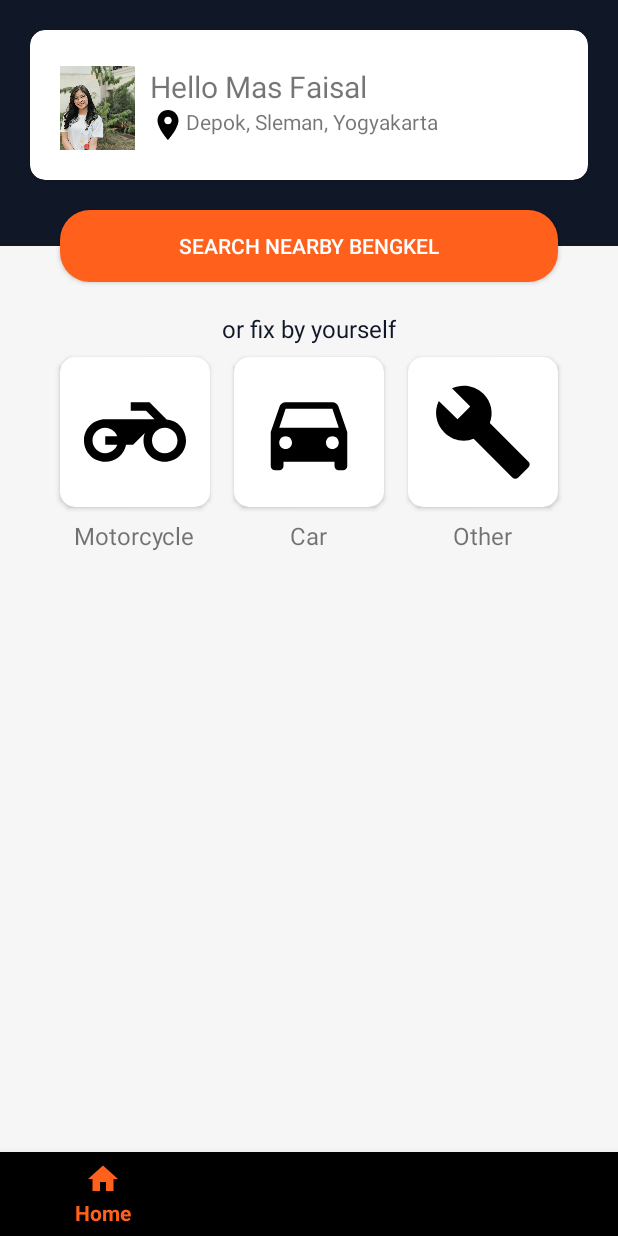
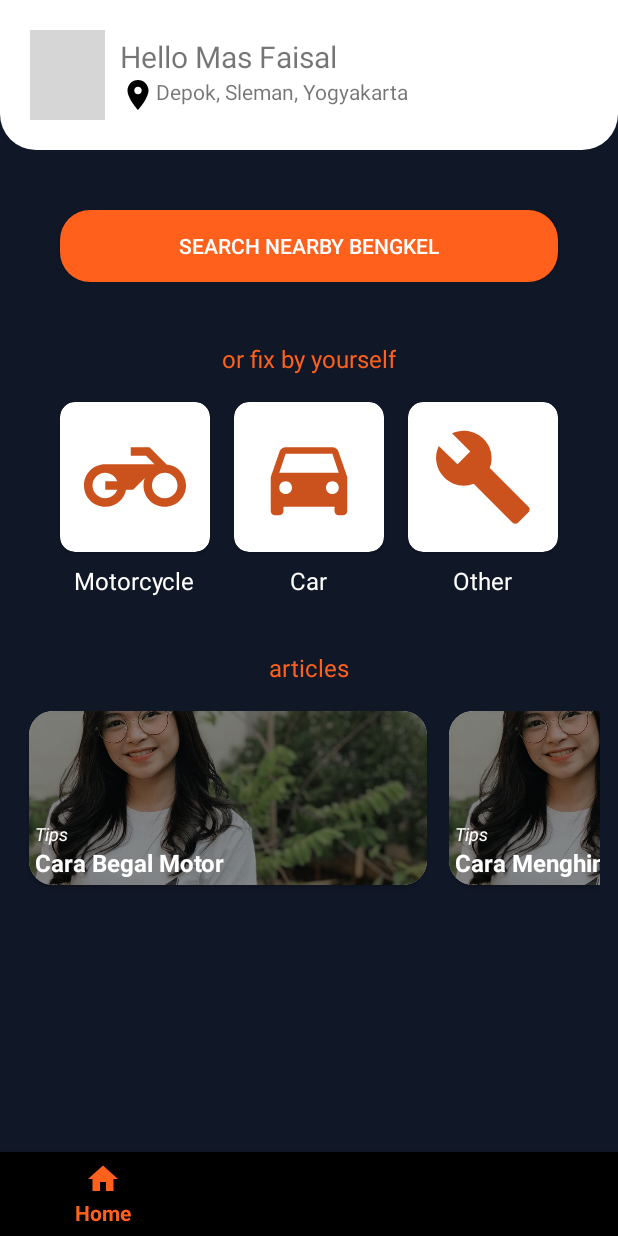
Before and after one commit to Aditrhn/Bengkelin, an Android app: the screen it shows after launch (MainActivity), on a phone screen of 412 x 824 dp. Run offline under Robolectric (Android 15) with nearby library versions, the light colour scheme and no system bars; our stand-ins replace navigation-ui; pictures from the network do not load; grey boxes are pictures that could not be loaded.

Commit message:
rename project name to bengkelin

```diff
--- a/app/build.gradle
+++ b/app/build.gradle
@@ -10,7 +10,7 @@ android {
     compileSdkVersion 29
     buildToolsVersion "29.0.1"
     defaultConfig {
-        applicationId "com.bklndev.bengkelin_prototype2"
+        applicationId "com.bklndev.bengkelin"
         minSdkVersion 19
         targetSdkVersion 29
         versionCode 1
--- a/app/src/main/AndroidManifest.xml
+++ b/app/src/main/AndroidManifest.xml
@@ -1,6 +1,6 @@
 <?xml version="1.0" encoding="utf-8"?>
 <manifest xmlns:android="http://schemas.android.com/apk/res/android"
-    package="com.bklndev.bengkelin_prototype2">
+    package="com.bklndev.bengkelin">
 
     <uses-permission android:name="android.permission.INTERNET"/>
     <uses-permission android:name="android.permission.READ_EXTERNAL_STORAGE"/>
@@ -13,7 +13,7 @@
         android:supportsRtl="true"
         android:theme="@style/AppTheme">
         <activity
-            android:name=".MainActivity"
+            android:name="com.bklndev.bengkelin.MainActivity"
             android:label="@string/app_name">
             <intent-filter>
                 <action android:name="android.intent.action.MAIN" />
--- a/app/src/main/java/com/bklndev/bengkelin_prototype2/GlideModule.kt
+++ b/app/src/main/java/com/bklndev/bengkelin/GlideModule.kt
@@ -1,4 +1,4 @@
-package com.bklndev.bengkelin_prototype2
+package com.bklndev.bengkelin
 
 import com.bumptech.glide.module.AppGlideModule
 
--- /dev/null
+++ b/app/src/main/java/com/bklndev/bengkelin/RecyclerArticleAdapter.kt
@@ -0,0 +1,26 @@
+package com.bklndev.bengkelin
+
+import android.view.LayoutInflater
+import android.view.View
+import android.view.ViewGroup
+import androidx.recyclerview.widget.RecyclerView
+import kotlinx.android.synthetic.main.articles_item.view.*
+
+class RecyclerArticleAdapter(private val title: Array<String>, private val section: Array<String>)
+    : RecyclerView.Adapter<RecyclerArticleAdapter.MyViewHolder>() {
+
+    class MyViewHolder(itemView: View) : RecyclerView.ViewHolder(itemView)
+
+    override fun onCreateViewHolder(parent: ViewGroup, viewType: Int): MyViewHolder {
+        val view = LayoutInflater.from(parent.context)
+            .inflate(R.layout.articles_item,parent,false) as View
+        return MyViewHolder(view)
+    }
+
+    override fun onBindViewHolder(holder: MyViewHolder, position: Int) {
+        holder.itemView.tv_article_title.text = title[position]
+        holder.itemView.tv_article_section.text = section[position]
+    }
+
+    override fun getItemCount() = title.size
+}
--- a/app/src/main/java/com/bklndev/bengkelin_prototype2/fragment/HomeFragment.kt
+++ b/app/src/main/java/com/bklndev/bengkelin/fragment/AccountFragment.kt
@@ -1,4 +1,4 @@
-package com.bklndev.bengkelin_prototype2.fragment
+package com.bklndev.bengkelin.fragment
 
 
 import android.os.Bundle
@@ -7,21 +7,20 @@ import android.view.LayoutInflater
 import android.view.View
 import android.view.ViewGroup
 
-import com.bklndev.bengkelin_prototype2.R
-import com.bumptech.glide.Glide
-import kotlinx.android.synthetic.main.fragment_home.*
+import com.bklndev.bengkelin.R
 
 /**
  * A simple [Fragment] subclass.
  */
-class HomeFragment : Fragment() {
+class AccountFragment : Fragment() {
 
     override fun onCreateView(
         inflater: LayoutInflater, container: ViewGroup?,
         savedInstanceState: Bundle?
     ): View? {
         // Inflate the layout for this fragment
-//        Glide.with(this).load("http://via.placeholder.com/300.png").into(iv_hello)
-        return inflater.inflate(R.layout.fragment_home, container, false)
+        return inflater.inflate(R.layout.fragment_account, container, false)
     }
+
+
 }
--- a/app/src/main/java/com/bklndev/bengkelin_prototype2/fragment/AccountFragment.kt
+++ b/app/src/main/java/com/bklndev/bengkelin/fragment/ChatFragment.kt
@@ -1,4 +1,4 @@
-package com.bklndev.bengkelin_prototype2.fragment
+package com.bklndev.bengkelin.fragment
 
 
 import android.os.Bundle
@@ -7,19 +7,19 @@ import android.view.LayoutInflater
 import android.view.View
 import android.view.ViewGroup
 
-import com.bklndev.bengkelin_prototype2.R
+import com.bklndev.bengkelin.R
 
 /**
  * A simple [Fragment] subclass.
  */
-class AccountFragment : Fragment() {
+class ChatFragment : Fragment() {
 
     override fun onCreateView(
         inflater: LayoutInflater, container: ViewGroup?,
         savedInstanceState: Bundle?
     ): View? {
         // Inflate the layout for this fragment
-        return inflater.inflate(R.layout.fragment_account, container, false)
+        return inflater.inflate(R.layout.fragment_chat, container, false)
     }
 
 
--- /dev/null
+++ b/app/src/main/java/com/bklndev/bengkelin/fragment/HomeFragment.kt
@@ -0,0 +1,46 @@
+package com.bklndev.bengkelin.fragment
+
+import android.os.Bundle
+import androidx.fragment.app.Fragment
+import android.view.LayoutInflater
+import android.view.View
+import android.view.ViewGroup
+import androidx.recyclerview.widget.GridLayoutManager
+import androidx.recyclerview.widget.LinearLayoutManager
+
+import com.bklndev.bengkelin.R
+import com.bklndev.bengkelin.RecyclerArticleAdapter
+import com.bumptech.glide.Glide
+import com.bumptech.glide.request.RequestOptions
+import kotlinx.android.synthetic.main.fragment_home.*
+
+/**
+ * A simple [Fragment] subclass.
+ */
+class HomeFragment : Fragment() {
+    val title = arrayOf("Cara Begal Motor","Cara Menghindari Cegatan", "Cheat Anti Polisi Terbaru","Cara Memilih Tromol")
+    val section = arrayOf("Tips", "Tips", "News", "Tips")
+
+    override fun onCreateView(
+        inflater: LayoutInflater, container: ViewGroup?,
+        savedInstanceState: Bundle?
+    ): View? {
+        // Inflate the layout for this fragment
+        return inflater.inflate(R.layout.fragment_home, container, false)
+    }
+
+    override fun onViewCreated(view: View, savedInstanceState: Bundle?) {
+        super.onViewCreated(view, savedInstanceState)
+        glideLoad(view)
+
+        rv_article.layoutManager = LinearLayoutManager(context,LinearLayoutManager.HORIZONTAL,false)
+        rv_article.adapter = RecyclerArticleAdapter(title,section)
+    }
+
+    private fun glideLoad(view: View){
+        Glide.with(view)
+            .load("https://github.com/Makrovic/Bengkelin_Prototype2/raw/master/amel2.jpg")
+            .apply(RequestOptions.circleCropTransform())
+            .into(iv_hello)
+    }
+}
--- a/app/src/main/java/com/bklndev/bengkelin_prototype2/fragment/ChatFragment.kt
+++ /dev/null
@@ -1,26 +0,0 @@
-package com.bklndev.bengkelin_prototype2.fragment
-
-
-import android.os.Bundle
-import androidx.fragment.app.Fragment
-import android.view.LayoutInflater
-import android.view.View
-import android.view.ViewGroup
-
-import com.bklndev.bengkelin_prototype2.R
-
-/**
- * A simple [Fragment] subclass.
- */
-class ChatFragment : Fragment() {
-
-    override fun onCreateView(
-        inflater: LayoutInflater, container: ViewGroup?,
-        savedInstanceState: Bundle?
-    ): View? {
-        // Inflate the layout for this fragment
-        return inflater.inflate(R.layout.fragment_chat, container, false)
-    }
-
-
-}
--- /dev/null
+++ b/app/src/main/res/drawable/rounded_style_white.xml
@@ -0,0 +1,6 @@
+<?xml version="1.0" encoding="utf-8"?>
+<shape xmlns:android="http://schemas.android.com/apk/res/android"
+    android:shape="rectangle">
+    <solid android:color="#fff"/>
+    <corners android:bottomLeftRadius="24dp" android:bottomRightRadius="24dp"/>
+</shape>
--- /dev/null
+++ b/app/src/main/res/layout/articles_item.xml
@@ -0,0 +1,53 @@
+<?xml version="1.0" encoding="utf-8"?>
+<LinearLayout xmlns:android="http://schemas.android.com/apk/res/android"
+    xmlns:app="http://schemas.android.com/apk/res-auto"
+    android:layout_width="wrap_content"
+    android:layout_height="wrap_content"
+    android:background="@color/colorBackground">
+
+    <androidx.cardview.widget.CardView
+        android:layout_width="280dp"
+        android:layout_height="132dp"
+        app:cardCornerRadius="16dp"
+        app:cardUseCompatPadding="true">
+
+        <androidx.constraintlayout.widget.ConstraintLayout
+            android:layout_width="match_parent"
+            android:layout_height="match_parent">
+
+            <ImageView
+                android:id="@+id/iv_article"
+                android:layout_width="match_parent"
+                android:layout_height="match_parent"
+                android:scaleType="centerCrop"
+                android:src="@drawable/amel2"
+                android:tint="#6F000000" />
+
+            <LinearLayout
+                android:layout_width="match_parent"
+                android:layout_height="wrap_content"
+                android:layout_margin="4dp"
+                android:orientation="vertical"
+                app:layout_constraintBottom_toBottomOf="parent">
+
+                <TextView
+                    android:id="@+id/tv_article_section"
+                    android:layout_width="wrap_content"
+                    android:layout_height="wrap_content"
+                    android:text="Tips"
+                    android:textColor="#fff"
+                    android:textSize="12dp"
+                    android:textStyle="italic" />
+
+                <TextView
+                    android:id="@+id/tv_article_title"
+                    android:layout_width="wrap_content"
+                    android:layout_height="wrap_content"
+                    android:text="Cara Nyogok Polisi"
+                    android:textColor="#fff"
+                    android:textSize="16dp"
+                    android:textStyle="bold" />
+            </LinearLayout>
+        </androidx.constraintlayout.widget.ConstraintLayout>
+    </androidx.cardview.widget.CardView>
+</LinearLayout>
--- a/app/src/main/res/layout/fragment_home.xml
+++ b/app/src/main/res/layout/fragment_home.xml
@@ -4,18 +4,17 @@
     xmlns:tools="http://schemas.android.com/tools"
     android:layout_width="match_parent"
     android:layout_height="match_parent"
+    android:background="@color/colorBackground"
     android:orientation="vertical"
-    android:padding="20dp"
-    tools:context=".fragment.HomeFragment"
-    android:background="@drawable/main_background">
+    tools:context=".fragment.HomeFragment">
 
     <!--    cardview buat hello -->
-    <androidx.cardview.widget.CardView
+    <LinearLayout
         android:id="@+id/cv_hello"
         android:layout_width="match_parent"
         android:layout_height="100dp"
-        app:cardCornerRadius="10dp"
-        app:cardElevation="@dimen/cardview_default_elevation">
+        android:background="@drawable/rounded_style_white"
+        android:orientation="vertical">
 
         <LinearLayout
             android:layout_width="match_parent"
@@ -50,15 +49,20 @@
                     android:text="Depok, Sleman, Yogyakarta" />
             </LinearLayout>
         </LinearLayout>
-    </androidx.cardview.widget.CardView>
+    </LinearLayout>
 
+    <LinearLayout
+        android:layout_width="match_parent"
+        android:layout_height="match_parent"
+        android:orientation="vertical"
+        android:padding="12dp">
         <!--    Button search-->
         <Button
             android:id="@+id/btn_search"
             android:layout_width="match_parent"
             android:layout_height="wrap_content"
-        android:layout_margin="20dp"
-        android:background="@drawable/rounded_style"
+            android:layout_margin="28dp"
+            android:background="@drawable/rounded_style_primary"
             android:text="SEARCH NEARBY BENGKEL"
             android:textColor="#fff" />
 
@@ -67,13 +71,15 @@
             android:layout_width="wrap_content"
             android:layout_height="wrap_content"
             android:layout_gravity="center"
+            android:layout_marginTop="12dp"
             android:text="or fix by yourself"
-        android:textColor="@color/colorBackground"
+            android:textColor="@color/colorPrimary"
             android:textSize="16dp" />
 
         <LinearLayout
             android:layout_width="match_parent"
             android:layout_height="wrap_content"
+            android:layout_marginTop="10dp"
             android:gravity="center"
             android:orientation="horizontal">
 
@@ -93,13 +99,15 @@
                         android:layout_width="match_parent"
                         android:layout_height="match_parent"
                         android:layout_margin="16dp"
-                    android:src="@drawable/ic_motorcycle_black_24dp" />
+                        android:src="@drawable/ic_motorcycle_black_24dp"
+                        android:tint="@color/colorPrimaryDark" />
                 </androidx.cardview.widget.CardView>
 
                 <TextView
                     android:layout_width="wrap_content"
                     android:layout_height="wrap_content"
                     android:text="Motorcycle"
+                    android:textColor="#fff"
                     android:textSize="16sp" />
             </LinearLayout>
 
@@ -119,13 +127,15 @@
                         android:layout_width="match_parent"
                         android:layout_height="match_parent"
                         android:layout_margin="16dp"
-                    android:src="@drawable/ic_directions_car_black_24dp" />
+                        android:src="@drawable/ic_directions_car_black_24dp"
+                        android:tint="@color/colorPrimaryDark" />
                 </androidx.cardview.widget.CardView>
 
                 <TextView
                     android:layout_width="wrap_content"
                     android:layout_height="wrap_content"
                     android:text="Car"
+                    android:textColor="#fff"
                     android:textSize="16sp" />
             </LinearLayout>
 
@@ -145,15 +155,34 @@
                         android:layout_width="match_parent"
                         android:layout_height="match_parent"
                         android:layout_margin="16dp"
-                    android:src="@drawable/ic_build_black_24dp" />
+                        android:src="@drawable/ic_build_black_24dp"
+                        android:tint="@color/colorPrimaryDark" />
                 </androidx.cardview.widget.CardView>
 
                 <TextView
                     android:layout_width="wrap_content"
                     android:layout_height="wrap_content"
                     android:text="Other"
+                    android:textColor="#fff"
                     android:textSize="16sp" />
             </LinearLayout>
         </LinearLayout>
 
+        <!--        articles-->
+        <TextView
+            android:layout_width="wrap_content"
+            android:layout_height="wrap_content"
+            android:layout_gravity="center"
+            android:layout_marginTop="36dp"
+            android:text="articles"
+            android:textColor="@color/colorPrimary"
+            android:textSize="16dp" />
+
+        <androidx.recyclerview.widget.RecyclerView
+            android:id="@+id/rv_article"
+            android:layout_width="match_parent"
+            android:layout_height="match_parent"
+            android:layout_marginTop="10dp"
+            android:orientation="horizontal" />
     </LinearLayout>
+</LinearLayout>
--- a/app/src/main/res/values/colors.xml
+++ b/app/src/main/res/values/colors.xml
@@ -2,6 +2,7 @@
 <resources>
     <color name="colorBackground">#101727</color>
     <color name="colorPrimary">#FF611D</color>
-    <color name="colorPrimaryDark">#101727</color>
+    <color name="colorPrimaryDark">#CB521D</color>
     <color name="colorAccent">#FFFFFF</color>
+    <color name="colorWhite">#FFFFFF</color>
 </resources>
--- a/app/src/main/res/values/strings.xml
+++ b/app/src/main/res/values/strings.xml
@@ -1,5 +1,5 @@
 <resources>
-    <string name="app_name">Bengkelin_Prototype2</string>
+    <string name="app_name">Bengkelin</string>
     <string name="title_home">Home</string>
     <string name="title_chat">Chat</string>
     <string name="title_account">Account</string>
```
Also changed, not shown: app/src/main/java/com/bklndev/bengkelin/MainActivity.kt (renamed from app/src/main/java/com/bklndev/bengkelin_prototype2/MainActivity.kt, +4 -4 lines), app/src/main/res/drawable/rounded_style_primary.xml (renamed from app/src/main/res/drawable/rounded_style.xml), 4 other files. Lines whose indentation alone changed are shown as unchanged.
